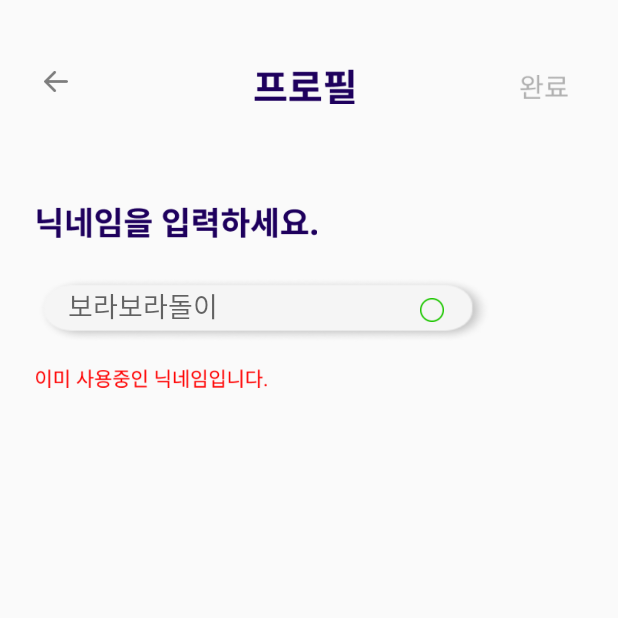
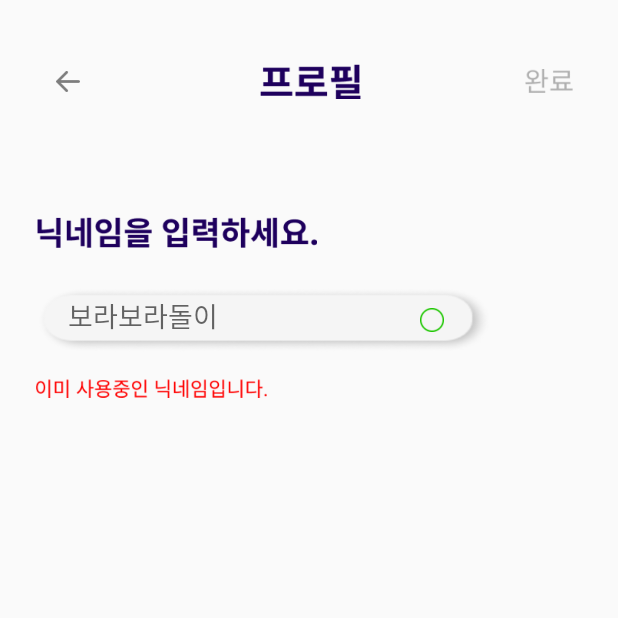
Before and after one commit to Corn-Farmer/CornFarmer-Android, an Android app: the JoinNicknameActivity screen opened directly, with no data from a screen before it, on a phone screen of 412 x 824 dp, the top half of it. Run offline under Robolectric (Android 15) with nearby library versions, the light colour scheme and no system bars.

Commit message:
feat: nickname 프로필 디자인
nickname 프로필 dp 변경

```diff
--- a/app/src/main/res/layout/activity_join_nickname.xml
+++ b/app/src/main/res/layout/activity_join_nickname.xml
@@ -7,33 +7,33 @@
     tools:context=".JoinNicknameActivity">
 
     <ImageView
-        android:id="@+id/profile_back_iv"
+        android:id="@+id/nickname_back_iv"
         android:layout_width="16dp"
         android:layout_height="14dp"
-        android:layout_marginStart="29dp"
+        android:layout_marginStart="37dp"
         android:layout_marginTop="47dp"
         android:src="@drawable/back_arrow"
         app:layout_constraintStart_toStartOf="parent"
         app:layout_constraintTop_toTopOf="parent" />
 
     <ImageView
-        android:id="@+id/profile_profile_iv"
+        android:id="@+id/nickname_profile_iv"
         android:layout_width="67dp"
         android:layout_height="28dp"
-        android:layout_marginStart="103dp"
-        android:layout_marginTop="43dp"
-        android:layout_marginEnd="89dp"
+        android:layout_marginStart="147dp"
+        android:layout_marginTop="40dp"
+        android:layout_marginEnd="146dp"
         android:src="@drawable/profile_profile"
-        app:layout_constraintEnd_toStartOf="@+id/profile_finish_iv"
-        app:layout_constraintStart_toEndOf="@id/profile_back_iv"
+        app:layout_constraintEnd_toEndOf="parent"
+        app:layout_constraintStart_toStartOf="parent"
         app:layout_constraintTop_toTopOf="parent" />
 
     <LinearLayout
-        android:id="@+id/profile_finish_iv"
+        android:id="@+id/nickname_finish_iv"
         android:layout_width="32dp"
         android:layout_height="20dp"
-        android:layout_marginTop="48dp"
-        android:layout_marginEnd="33dp"
+        android:layout_marginTop="44dp"
+        android:layout_marginEnd="30dp"
         app:layout_constraintEnd_toEndOf="parent"
         app:layout_constraintTop_toTopOf="parent">
 
@@ -45,20 +45,20 @@
         <ImageView
             android:layout_width="32dp"
             android:layout_height="20dp"
-            android:src="@drawable/profile_finish_color"
+            android:src="@drawable/genre_finish_color"
             android:visibility="gone" />
 
     </LinearLayout>
 
     <ImageView
-        android:id="@+id/nickname_detail_iv"
+        android:id="@+id/nickname_explain_iv"
         android:layout_width="187dp"
         android:layout_height="26dp"
         android:layout_marginStart="24dp"
         android:layout_marginTop="74dp"
         android:src="@drawable/nickname_detail"
         app:layout_constraintStart_toStartOf="parent"
-        app:layout_constraintTop_toBottomOf="@id/profile_back_iv" />
+        app:layout_constraintTop_toBottomOf="@id/nickname_profile_iv" />
 
     <RelativeLayout
         android:id="@+id/nickname_nickname_iv"
@@ -67,7 +67,7 @@
         android:layout_marginStart="24dp"
         android:layout_marginTop="23dp"
         app:layout_constraintStart_toStartOf="parent"
-        app:layout_constraintTop_toBottomOf="@id/nickname_detail_iv">
+        app:layout_constraintTop_toBottomOf="@id/nickname_explain_iv">
 
         <ImageView
             android:layout_width="304dp"
@@ -78,21 +78,20 @@
         <EditText
             android:layout_width="200dp"
             android:layout_height="21dp"
-            android:fontFamily="@font/robotoregular"
             android:layout_marginStart="21dp"
-            android:hint="보라보라돌이"
             android:layout_marginTop="11dp"
             android:background="@android:color/transparent"
+            android:fontFamily="@font/robotoregular"
+            android:hint="보라보라돌이"
             android:textColor="#7D7D7D"
             android:textSize="18sp" />
 
         <ImageView
             android:layout_width="16dp"
+            android:layout_height="16dp"
             android:layout_marginStart="256dp"
-            android:layout_height="16dp"
-            android:background="@drawable/nickname_allow"
             android:layout_marginTop="14dp"
-            />
+            android:background="@drawable/nickname_allow" />
 
     </RelativeLayout>
 
@@ -106,5 +105,4 @@
         app:layout_constraintStart_toStartOf="parent"
         app:layout_constraintTop_toBottomOf="@id/nickname_nickname_iv" />
 
-
 </androidx.constraintlayout.widget.ConstraintLayout>
```
